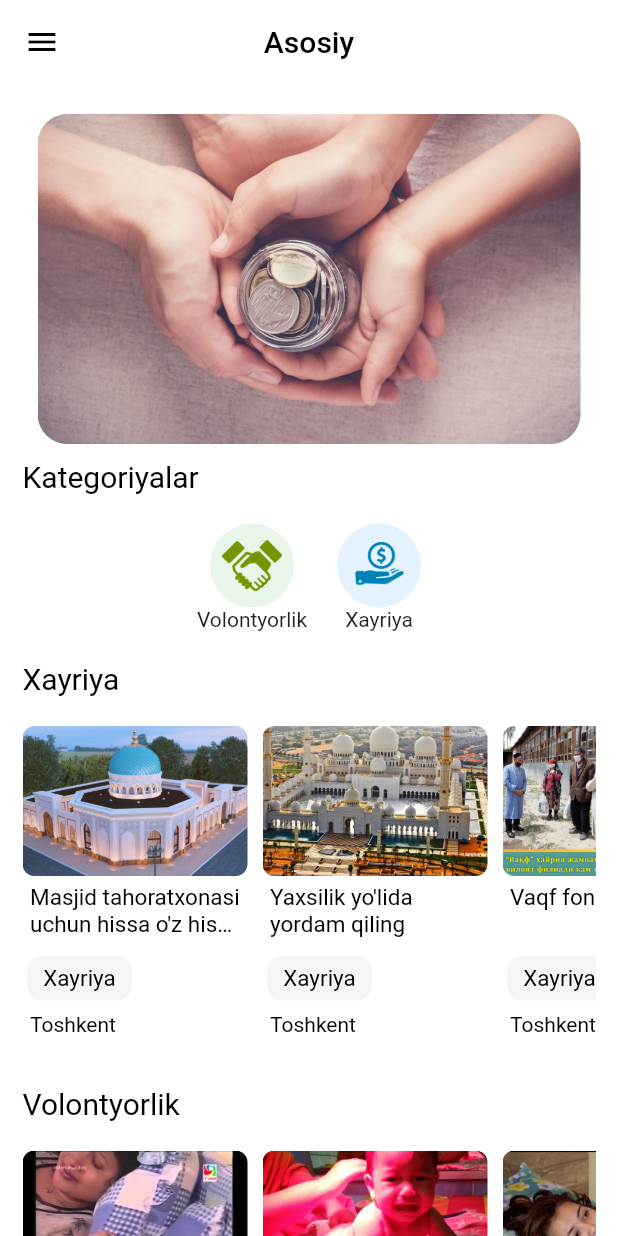
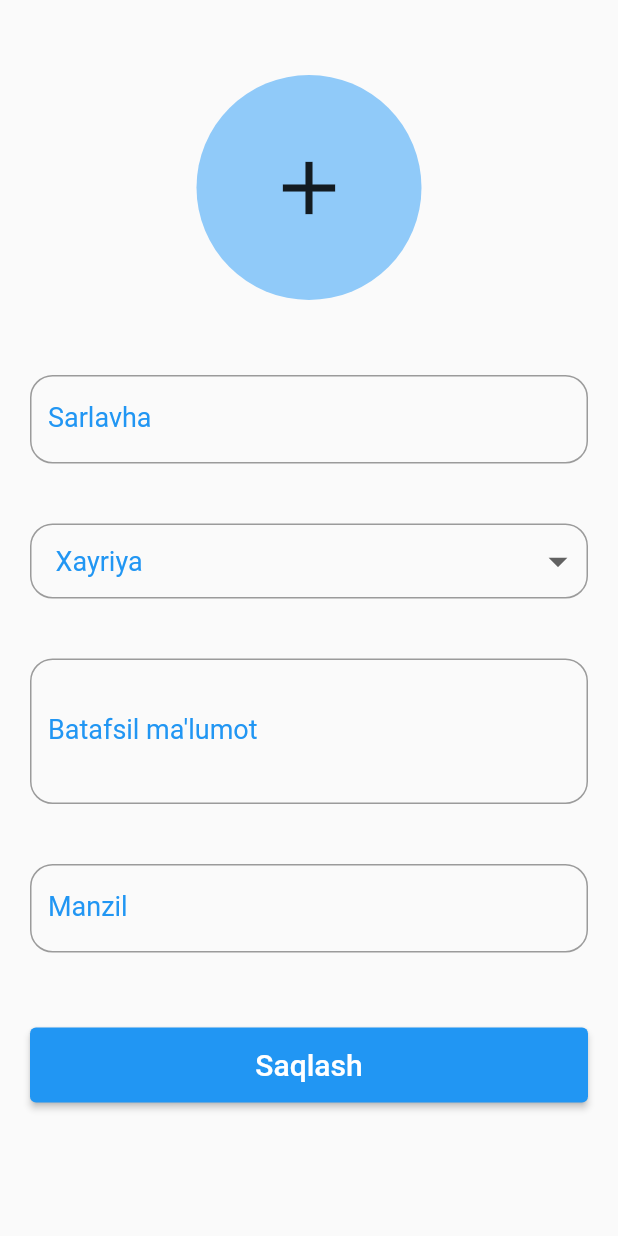
Before and after one commit to ArturSadulloyev/saxovat, a Flutter app: the screen it shows after launch, on a phone screen of 412 x 824 dp. Run offline on Flutter 3.47's test engine with Material 2 defaults, Android fonts, the phone set to English and light mode, and no system bars; our stand-ins replace firebase_core, image_picker, mask_text_input_formatter; missing offline and left inert: carousel_images, easy_image_viewer, intro_screen_onboarding_flutter, swipe_image_gallery; accounts and stored records are empty.

Commit message:
commit 22.10.2023 3

```diff
--- a/lib/app.dart
+++ b/lib/app.dart
@@ -1,9 +1,11 @@
 import 'package:flutter/material.dart';
+import 'package:saxovat/pages/add_charity_page.dart';
 import 'package:saxovat/pages/faq_page.dart';
 import 'package:saxovat/pages/home_page.dart';
 import 'package:saxovat/pages/phone_auth_page.dart';
 import 'package:saxovat/pages/profile_page.dart';
 import 'package:saxovat/pages/select_language_page.dart';
+import 'package:saxovat/pages/splash_page.dart';
 import 'package:saxovat/views/home_page/category_btn.dart';
 
 class MyApp extends StatelessWidget {
@@ -13,7 +15,7 @@ class MyApp extends StatelessWidget {
   Widget build(BuildContext context) {
     return  MaterialApp(
       debugShowCheckedModeBanner: false,
-      home: HomePage(),
+      home: AddCharityPage(),
     );
   }
 }
--- a/lib/main.dart
+++ b/lib/main.dart
@@ -1,7 +1,9 @@
 import 'package:firebase_core/firebase_core.dart';
 import 'package:flutter/cupertino.dart';
 import 'package:saxovat/app.dart';
-import 'package:saxovat/firebase_options.dart';
+
+import 'firebase_options.dart';
+
 
 void main() async {
   WidgetsFlutterBinding.ensureInitialized();
--- /dev/null
+++ b/lib/pages/add_charity_page.dart
@@ -0,0 +1,239 @@
+import 'dart:io';
+
+import 'package:flutter/material.dart';
+import 'package:image_picker/image_picker.dart';
+import 'package:mask_text_input_formatter/mask_text_input_formatter.dart';
+import 'package:saxovat/models/charity_model.dart';
+import 'package:saxovat/services/database_service.dart';
+import 'package:saxovat/views/font.dart';
+
+class AddCharityPage extends StatefulWidget {
+  const AddCharityPage({super.key});
+
+  @override
+  State<AddCharityPage> createState() => _AddCharityPageState();
+}
+
+class _AddCharityPageState extends State<AddCharityPage> {
+  final ImagePicker picker = ImagePicker();
+  String dropdownValue = 'Dog';
+  File? file;
+  var items = ['top0', 'top1'];
+  TextEditingController titleController = TextEditingController();
+
+  TextEditingController descriptionController = TextEditingController();
+
+  TextEditingController locationController = TextEditingController();
+
+  final maskFormatter = MaskTextInputFormatter(
+    mask: "**-***-**-**",
+    filter: {"*": RegExp(r"[0-9]")},
+    type: MaskAutoCompletionType.lazy,
+  );
+
+  void getImage() async {
+    final xFile = await picker.pickImage(source: ImageSource.gallery);
+    if (xFile != null) {
+      file = File(xFile.path);
+      setState(() {});
+    }
+  }
+
+  String _myState = 'Xayriya';
+  var statesList = ['Xayriya', 'Volontyorlik'];
+
+  @override
+  Widget build(BuildContext context) {
+    return Scaffold(
+      body: SingleChildScrollView(
+        child: Padding(
+          padding: const EdgeInsets.only(left: 20, right: 20),
+          child: Column(
+            mainAxisAlignment: MainAxisAlignment.center,
+            crossAxisAlignment: CrossAxisAlignment.start,
+            children: [
+              const SizedBox(
+                height: 50,
+              ),
+              Align(
+                alignment: Alignment.center,
+                child: GestureDetector(
+                  onTap: getImage,
+                  child: Container(
+                    clipBehavior: Clip.antiAlias,
+                    height: 150,
+                    width: 150,
+                    decoration: BoxDecoration(
+                        borderRadius:
+                            const BorderRadius.all(Radius.circular(100)),
+                        color: Colors.blue.shade200),
+                    child: file == null
+                        ? const Icon(
+                            Icons.add,
+                            size: 60,
+                          )
+                        : Image.file(
+                            file!,
+                            fit: BoxFit.cover,
+                          ),
+                  ),
+                ),
+              ),
+              const SizedBox(
+                height: 50,
+              ),
+              TextField(
+                keyboardType: TextInputType.text,
+                controller: titleController,
+                decoration: const InputDecoration(
+                    border: OutlineInputBorder(
+                        borderRadius: BorderRadius.all(Radius.circular(15)),
+                        borderSide: BorderSide(width: 0.2)),
+                    labelText: "Sarlavha",
+                    labelStyle: TextStyle(
+                      color: Colors.blue,
+                      fontSize: 18,
+                    )),
+                onEditingComplete: () {
+                  FocusScope.of(context).nextFocus();
+                },
+              ),
+              const SizedBox(height: 40),
+              Container(
+                decoration: BoxDecoration(
+                  border: Border.all(color: Colors.black38),
+                  borderRadius: BorderRadius.circular(15),
+                ),
+                child: Row(
+                  mainAxisAlignment: MainAxisAlignment.spaceBetween,
+                  children: <Widget>[
+                    Expanded(
+                      child: DropdownButtonHideUnderline(
+                        child: ButtonTheme(
+                          shape: RoundedRectangleBorder(
+                            borderRadius: BorderRadius.circular(12),
+                          ),
+                          padding: const EdgeInsets.all(10),
+                          alignedDropdown: true,
+                          child: DropdownButton<String>(
+                            dropdownColor: Colors.grey.withOpacity(0.6),
+                            borderRadius: BorderRadius.circular(15),
+                            elevation: 5,
+                            value: _myState,
+                            iconSize: 30,
+                            icon: (null),
+                            style: const TextStyle(
+                              color: Colors.black54,
+                              fontSize: 16,
+                            ),
+                            hint: const Text('Tanlang'),
+                            onChanged: (newValue) {
+                              setState(() {
+                                _myState = newValue ?? 'Xayriya';
+                              });
+                            },
+                            items: statesList?.map((item) {
+                                  return DropdownMenuItem(
+                                    value: item,
+                                    child: Text(
+                                      item,
+                                      style: font(
+                                        color: Colors.blue,
+                                        size: 18,
+                                      ),
+                                    ),
+                                  );
+                                })?.toList() ??
+                                [],
+                          ),
+                        ),
+                      ),
+                    ),
+                  ],
+                ),
+              ),
+              const SizedBox(height: 40),
+              TextField(
+                //keyboardType: TextInputType.text,
+                controller: descriptionController,
+                maxLines: 3,
+                textInputAction: TextInputAction.newline,
+                decoration: const InputDecoration(
+                    border: OutlineInputBorder(
+                        borderRadius: BorderRadius.all(Radius.circular(15)),
+                        borderSide: BorderSide(width: 0.2)),
+                    labelText: "Batafsil ma'lumot",
+                    labelStyle: TextStyle(
+                      color: Colors.blue,
+                      fontSize: 18,
+                    )),
+                onEditingComplete: () {
+                  FocusScope.of(context).nextFocus();
+                },
+              ),
+              const SizedBox(height: 40),
+
+              TextField(
+                keyboardType: TextInputType.text,
+                controller: locationController,
+                decoration: const InputDecoration(
+                    border: OutlineInputBorder(
+                        borderRadius: BorderRadius.all(Radius.circular(15)),
+                        borderSide: BorderSide(width: 0.2)),
+                    labelText: "Manzil",
+                    labelStyle: TextStyle(
+                      color: Colors.blue,
+                      fontSize: 18,
+                    )),
+                onEditingComplete: () {
+                  FocusScope.of(context).nextFocus();
+                },
+              ),
+
+
+              const SizedBox(
+                height: 50,
+              ),
+              ElevatedButton(
+                onPressed: () {
+                  if (titleController.text.isEmpty ||
+                      descriptionController.text.isEmpty ||
+                      locationController.text.trim().length < 8) {
+                    ScaffoldMessenger.of(context).showSnackBar(const SnackBar(
+                        content: Text(
+                            "Saqlashdan oldin ma'lumotlar to'g'ri kiritilganiga amin bo'ling")));
+                  } else {
+                    ScaffoldMessenger.of(context).showSnackBar(const SnackBar(
+                        content: Text("Muvaffaqiyatli saqlandi")));
+                    Charity charity = Charity(
+                        id: '0',
+                        title: titleController.text,
+                        description: descriptionController.text,
+                        userId: '2',
+                        category: _myState,
+                        location: locationController.text,
+                        imageUrl: [file.toString()],
+                        createdAt: DateTime.now(),
+                        comments: []);
+                    /// #TODO
+                    charityList.add(charity);
+
+                  }
+                },
+                style: ButtonStyle(
+                  fixedSize: MaterialStateProperty.all(
+                    Size(MediaQuery.sizeOf(context).width, 50),
+                  ),
+                ),
+                child: const Text(
+                  "Saqlash",
+                  style: TextStyle(fontSize: 20),
+                ),
+              ),
+            ],
+          ),
+        ),
+      ),
+    );
+  }
+}
--- a/lib/services/database_service.dart
+++ b/lib/services/database_service.dart
@@ -22,7 +22,7 @@ final userList = [
     name: 'Sukhrob',
     surname: 'Gaybullaev',
     userImage: 'assets/images/users/photo_2023-09-21_10-16-35.jpg',
-    dateOfBirth: DateTime(1992, 04, 21),
+    dateOfBirth: DateTime(1992, 04, 21), favoriteList: [],
 
   ),
   User(
@@ -31,7 +31,7 @@ final userList = [
     name: 'Alisher',
     surname: 'Sadullayev',
     userImage: "assets/images/users/Alisher_Sa'dullayev._2022.jpg",
-    dateOfBirth: DateTime(1998, 01, 14),
+    dateOfBirth: DateTime(1998, 01, 14), favoriteList: [],
 
   ),
   User(
@@ -40,7 +40,7 @@ final userList = [
     name: 'Odilbek',
     surname: 'Ibrohimov',
     userImage: 'assets/images/users/083A3087.JPG',
-    dateOfBirth: DateTime(2002, 08, 27),
+    dateOfBirth: DateTime(2002, 08, 27), favoriteList: [],
   ),
 ];
 
--- a/lib/views/home_page/charity_view.dart
+++ b/lib/views/home_page/charity_view.dart
@@ -28,6 +28,7 @@ class CharityView extends StatelessWidget {
                 ),
               );
             },
+            child: Card(
               child: Container(
                 height: 200,
                 width: 150,
@@ -85,6 +86,7 @@ class CharityView extends StatelessWidget {
                   ],
                 ),
               ),
+            ),
           );
         },
       ),
--- a/pubspec.yaml
+++ b/pubspec.yaml
@@ -21,6 +21,7 @@ dependencies:
   swipe_image_gallery: ^0.8.3
   cached_network_image: ^3.3.0
   image_picker: ^1.0.4
+  selection_menu: ^2.0.2
 
 dev_dependencies:
   flutter_test:
```
Also changed, not shown: lib/models/user_model.dart (+5 -3 lines), lib/pages/about_charity.dart (+33 -14 lines), lib/pages/donation_page.dart (+24 -7 lines), lib/pages/home_page.dart (+71 -12 lines), lib/views/home_page/donation_view.dart (+7 -1 lines), pubspec.lock. Lines whose indentation alone changed are shown as unchanged.
